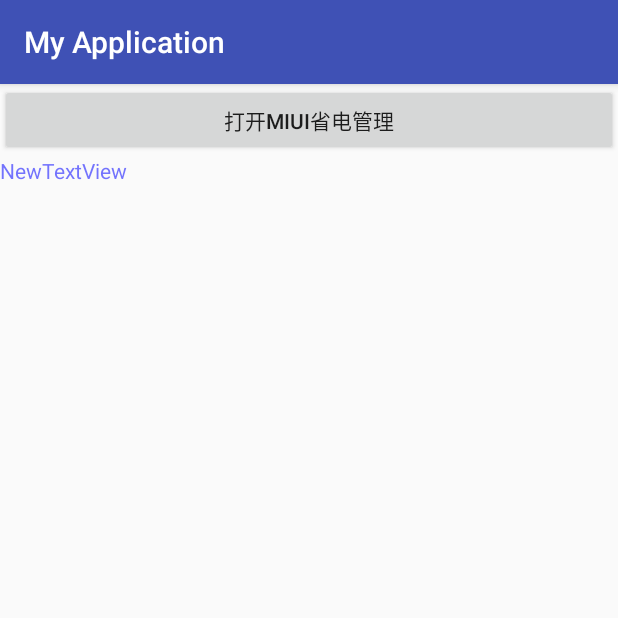
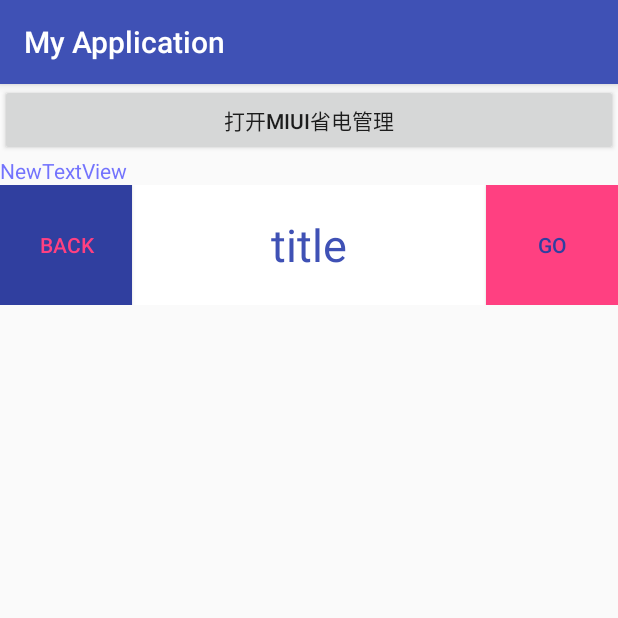
Before and after one commit to liuchch/AndroidTest, an Android app: the screen it shows after launch (MainActivity), on a phone screen of 412 x 824 dp, the top half of it. Run offline under Robolectric (Android 15) with nearby library versions, the phone set to English and light mode, and no system bars.

Commit message:
完成topbar

```diff
--- a/app/src/main/java/com/example/liu/myapplication/view/TopBar.java
+++ b/app/src/main/java/com/example/liu/myapplication/view/TopBar.java
@@ -5,6 +5,7 @@ import android.content.res.TypedArray;
 import android.graphics.drawable.Drawable;
 import android.util.AttributeSet;
 import android.view.Gravity;
+import android.view.View;
 import android.view.ViewGroup;
 import android.widget.Button;
 import android.widget.RelativeLayout;
@@ -32,13 +33,16 @@ public class TopBar extends RelativeLayout {
     private int mTitleTextColor;
     private String mTitle;
 
+    // 映射传入的接口对象
+    private topbarClickListener mListener;
+
 
 
     public TopBar(Context context, AttributeSet attrs) {
         super(context, attrs);
 
 
-        setBackgroundColor(0xFFF59563);
+        setBackgroundColor(context.getResources().getColor(R.color.white));
 
         TypedArray ta = context.obtainStyledAttributes(attrs, R.styleable.TopBar);
         mLeftTextColor = ta.getColor(R.styleable.TopBar_leftTextColor, 0);
@@ -84,9 +88,34 @@ public class TopBar extends RelativeLayout {
         addView(mTitleView, mTitleParams);
 
 
+        mRightButton.setOnClickListener(new OnClickListener() {
+            @Override
+            public void onClick(View v) {
+                mListener.rightClick();
+            }
+        });
+
+        mLeftButton.setOnClickListener(new OnClickListener() {
+            @Override
+            public void onClick(View v) {
+                mListener.leftClick();
+            }
+        });
+
     }
 
 
+    public void setOnTopbarClickListener(topbarClickListener mListener) {
+        this.mListener = mListener;
+    }
+
+
+    public interface topbarClickListener {
+
+        void leftClick();
+
+        void rightClick();
+    }
 
 
 }
--- a/app/src/main/res/layout/activity_main.xml
+++ b/app/src/main/res/layout/activity_main.xml
@@ -2,6 +2,7 @@
 <LinearLayout xmlns:android="http://schemas.android.com/apk/res/android"
     android:layout_width="match_parent"
     android:layout_height="match_parent"
+    xmlns:custom="http://schemas.android.com/apk/res-auto"
     android:orientation="vertical">
 
 
@@ -17,5 +18,21 @@
         android:text="NewTextView"
         />
 
+    <com.example.liu.myapplication.view.TopBar
+        android:layout_width="match_parent"
+        android:layout_height="80dp"
+        custom:leftBackground="@color/colorPrimaryDark"
+        custom:leftText="Back"
+        custom:leftTextColor="@color/colorAccent"
+        custom:rightText="go"
+        custom:rightTextColor="@color/colorPrimaryDark"
+        custom:rightBackground="@color/colorAccent"
+        custom:title="title"
+        custom:titleTextColor="@color/colorPrimary"
+        custom:titleTextSize="20dp"
+        />
+
+
+
 
 </LinearLayout>
--- a/app/src/main/res/values/colors.xml
+++ b/app/src/main/res/values/colors.xml
@@ -3,4 +3,6 @@
     <color name="colorPrimary">#3F51B5</color>
     <color name="colorPrimaryDark">#303F9F</color>
     <color name="colorAccent">#FF4081</color>
+
+    <color name="white">#ffffff</color>
 </resources>
```
